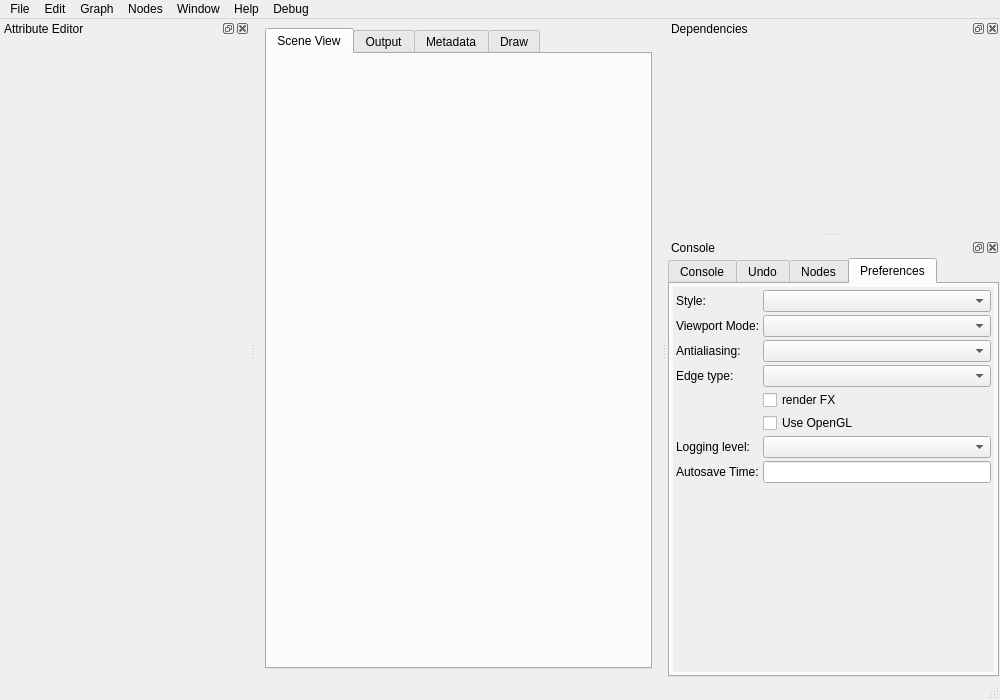
This is ui/SceneGraph.ui in mfessenden/SceneGraph as Qt 5 draws it before an edit. The edited form follows.
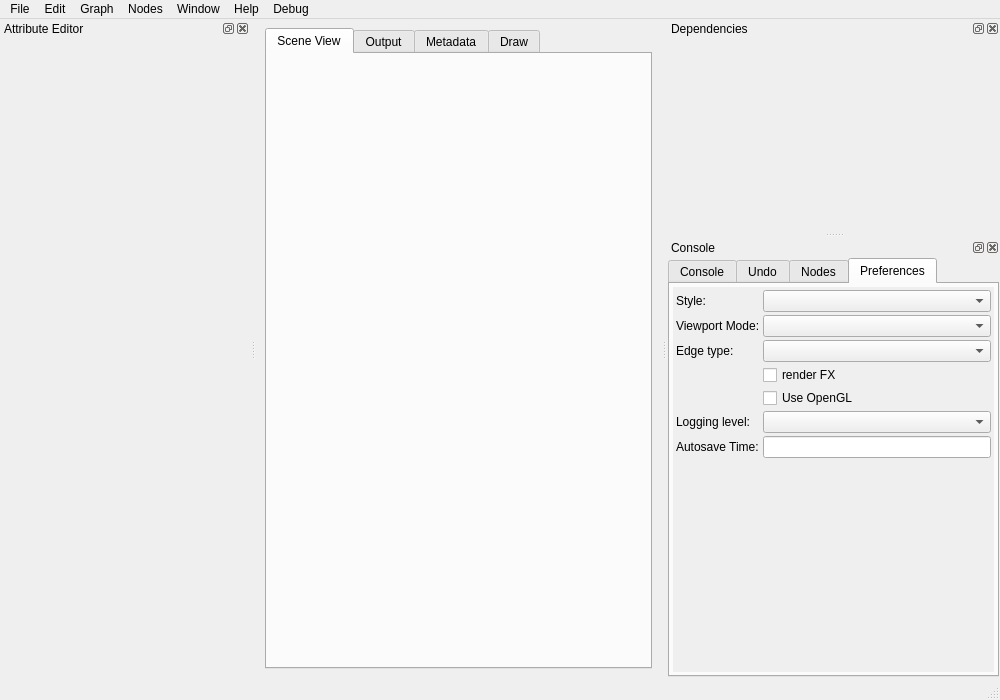
This is the edited form. The open tabs and pages were chosen to show the change. Icons and pictures are not drawn.

```diff
--- a/ui/SceneGraph.ui
+++ b/ui/SceneGraph.ui
@@ -755,8 +755,8 @@
              <rect>
               <x>0</x>
               <y>0</y>
-              <width>317</width>
-              <height>387</height>
+              <width>208</width>
+              <height>211</height>
              </rect>
             </property>
             <layout class="QFormLayout" name="preferencesScrollAreaLayout">
@@ -782,58 +782,48 @@
              <item row="1" column="1">
               <widget class="QComboBox" name="viewport_mode_menu"/>
              </item>
-             <item row="3" column="0">
+             <item row="2" column="0">
               <widget class="QLabel" name="edge_type_label">
                <property name="text">
                 <string>Edge type:</string>
                </property>
               </widget>
              </item>
-             <item row="3" column="1">
+             <item row="2" column="1">
               <widget class="QComboBox" name="edge_type_menu"/>
              </item>
-             <item row="4" column="1">
+             <item row="3" column="1">
               <widget class="QCheckBox" name="check_render_fx">
                <property name="text">
                 <string>render FX</string>
                </property>
               </widget>
              </item>
-             <item row="5" column="1">
+             <item row="4" column="1">
               <widget class="QCheckBox" name="check_use_gl">
                <property name="text">
                 <string>Use OpenGL</string>
                </property>
               </widget>
              </item>
-             <item row="6" column="0">
+             <item row="5" column="0">
               <widget class="QLabel" name="logging_level_label">
                <property name="text">
                 <string>Logging level:</string>
                </property>
               </widget>
              </item>
-             <item row="6" column="1">
+             <item row="5" column="1">
               <widget class="QComboBox" name="logging_level_menu"/>
              </item>
-             <item row="2" column="0">
-              <widget class="QLabel" name="antialiasing_label">
-               <property name="text">
-                <string>Antialiasing:</string>
-               </property>
-              </widget>
-             </item>
-             <item row="2" column="1">
-              <widget class="QComboBox" name="antialiasing_menu"/>
-             </item>
-             <item row="7" column="0">
+             <item row="6" column="0">
               <widget class="QLabel" name="autosave_time_label">
                <property name="text">
                 <string>Autosave Time:</string>
                </property>
               </widget>
              </item>
-             <item row="7" column="1">
+             <item row="6" column="1">
               <widget class="QLineEdit" name="autosave_time_edit"/>
              </item>
              <item row="0" column="0">
```
Left out of the diff: 44 changed lines with no effect on the pictures.
